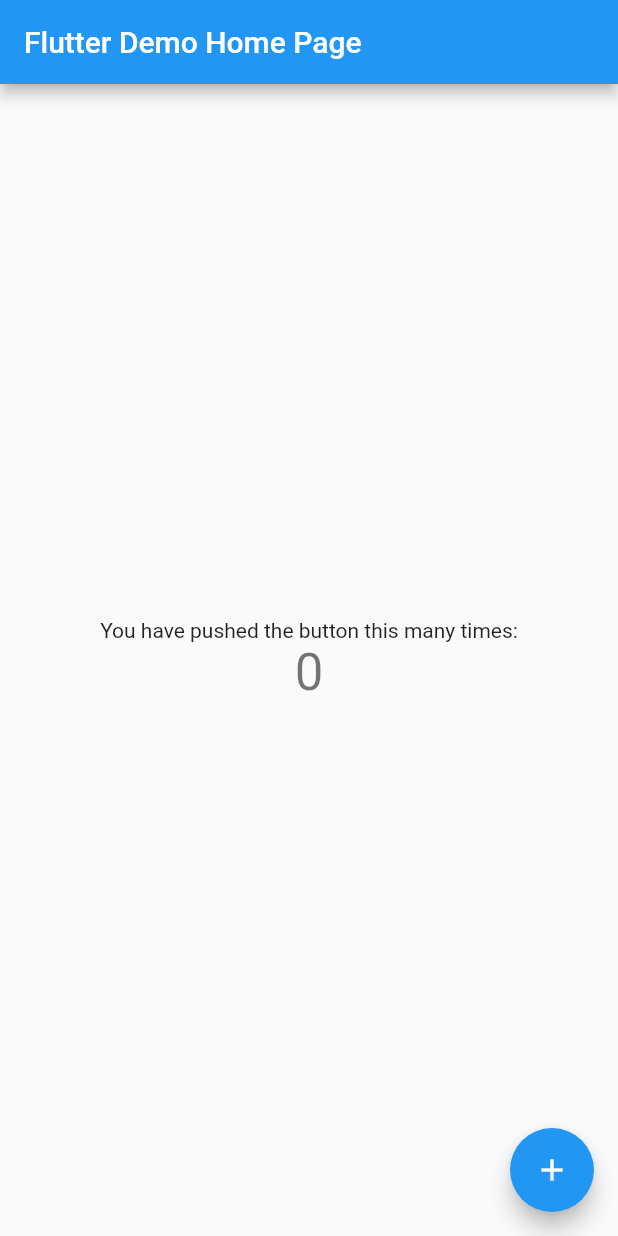
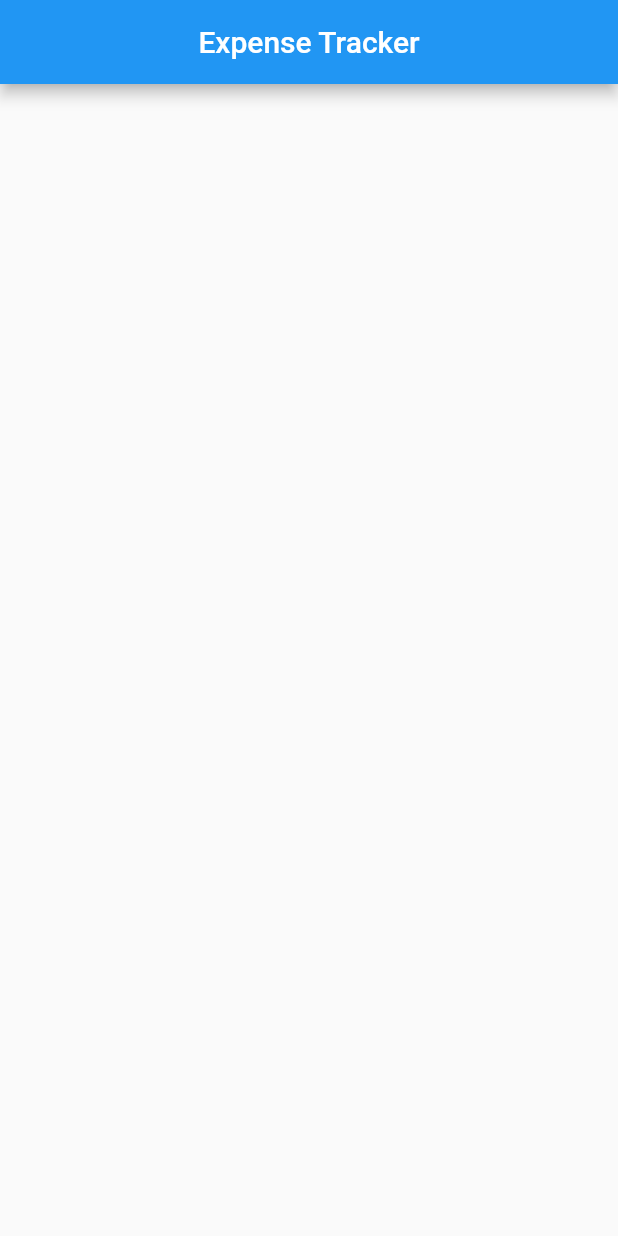
Before and after one commit to samtuga1/expense_tracker, a Flutter app: the screen it shows after launch, on a phone screen of 412 x 824 dp. Run offline on Flutter 3.47's test engine with Material 2 defaults, Android fonts, the phone set to English and light mode, and no system bars.

Commit message:
Update main.dart
Initial commit

```diff
--- a/lib/main.dart
+++ b/lib/main.dart
@@ -1,115 +1,19 @@
 import 'package:flutter/material.dart';
 
-void main() {
-  runApp(const MyApp());
-}
+void main() => runApp(const MaterialApp(
+      home: HomeScreen(),
+    ));
 
-class MyApp extends StatelessWidget {
-  const MyApp({Key? key}) : super(key: key);
+class HomeScreen extends StatelessWidget {
+  const HomeScreen({Key? key}) : super(key: key);
 
-  // This widget is the root of your application.
   @override
   Widget build(BuildContext context) {
-    return MaterialApp(
-      title: 'Flutter Demo',
-      theme: ThemeData(
-        // This is the theme of your application.
-        //
-        // Try running your application with "flutter run". You'll see the
-        // application has a blue toolbar. Then, without quitting the app, try
-        // changing the primarySwatch below to Colors.green and then invoke
-        // "hot reload" (press "r" in the console where you ran "flutter run",
-        // or simply save your changes to "hot reload" in a Flutter IDE).
-        // Notice that the counter didn't reset back to zero; the application
-        // is not restarted.
-        primarySwatch: Colors.blue,
+    return Scaffold(
+      appBar: AppBar(
+        title: const Text('Expense Tracker'),
+        centerTitle: true,
       ),
-      home: const MyHomePage(title: 'Flutter Demo Home Page'),
     );
   }
 }
-
-class MyHomePage extends StatefulWidget {
-  const MyHomePage({Key? key, required this.title}) : super(key: key);
-
-  // This widget is the home page of your application. It is stateful, meaning
-  // that it has a State object (defined below) that contains fields that affect
-  // how it looks.
-
-  // This class is the configuration for the state. It holds the values (in this
-  // case the title) provided by the parent (in this case the App widget) and
-  // used by the build method of the State. Fields in a Widget subclass are
-  // always marked "final".
-
-  final String title;
-
-  @override
-  State<MyHomePage> createState() => _MyHomePageState();
-}
-
-class _MyHomePageState extends State<MyHomePage> {
-  int _counter = 0;
-
-  void _incrementCounter() {
-    setState(() {
-      // This call to setState tells the Flutter framework that something has
-      // changed in this State, which causes it to rerun the build method below
-      // so that the display can reflect the updated values. If we changed
-      // _counter without calling setState(), then the build method would not be
-      // called again, and so nothing would appear to happen.
-      _counter++;
-    });
-  }
-
-  @override
-  Widget build(BuildContext context) {
-    // This method is rerun every time setState is called, for instance as done
-    // by the _incrementCounter method above.
-    //
-    // The Flutter framework has been optimized to make rerunning build methods
-    // fast, so that you can just rebuild anything that needs updating rather
-    // than having to individually change instances of widgets.
-    return Scaffold(
-      appBar: AppBar(
-        // Here we take the value from the MyHomePage object that was created by
-        // the App.build method, and use it to set our appbar title.
-        title: Text(widget.title),
-      ),
-      body: Center(
-        // Center is a layout widget. It takes a single child and positions it
-        // in the middle of the parent.
-        child: Column(
-          // Column is also a layout widget. It takes a list of children and
-          // arranges them vertically. By default, it sizes itself to fit its
-          // children horizontally, and tries to be as tall as its parent.
-          //
-          // Invoke "debug painting" (press "p" in the console, choose the
-          // "Toggle Debug Paint" action from the Flutter Inspector in Android
-          // Studio, or the "Toggle Debug Paint" command in Visual Studio Code)
-          // to see the wireframe for each widget.
-          //
-          // Column has various properties to control how it sizes itself and
-          // how it positions its children. Here we use mainAxisAlignment to
-          // center the children vertically; the main axis here is the vertical
-          // axis because Columns are vertical (the cross axis would be
-          // horizontal).
-          mainAxisAlignment: MainAxisAlignment.center,
-          children: <Widget>[
-            const Text(
-              'You have pushed the button this many times:',
-            ),
-            Text(
-              '$_counter',
-              style: Theme.of(context).textTheme.headline4,
-            ),
-          ],
-        ),
-      ),
-      floatingActionButton: FloatingActionButton(
-        onPressed: _incrementCounter,
-        tooltip: 'Increment',
-        child: const Icon(Icons.add),
-      ), // This trailing comma makes auto-formatting nicer for build methods.
-    );
-  }
-}
```
